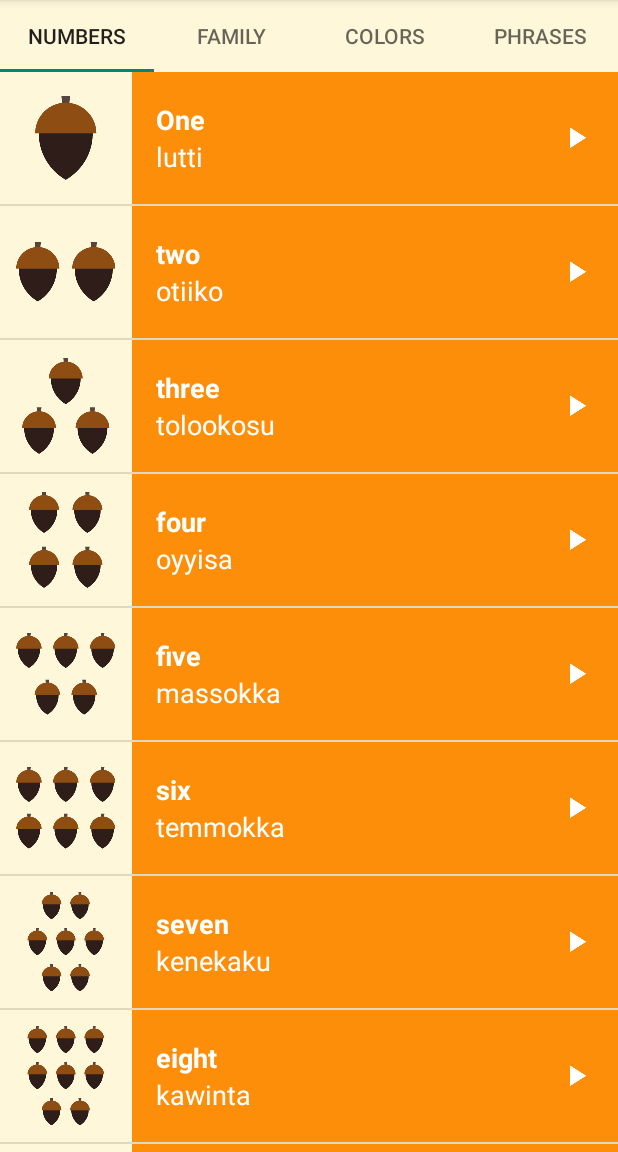
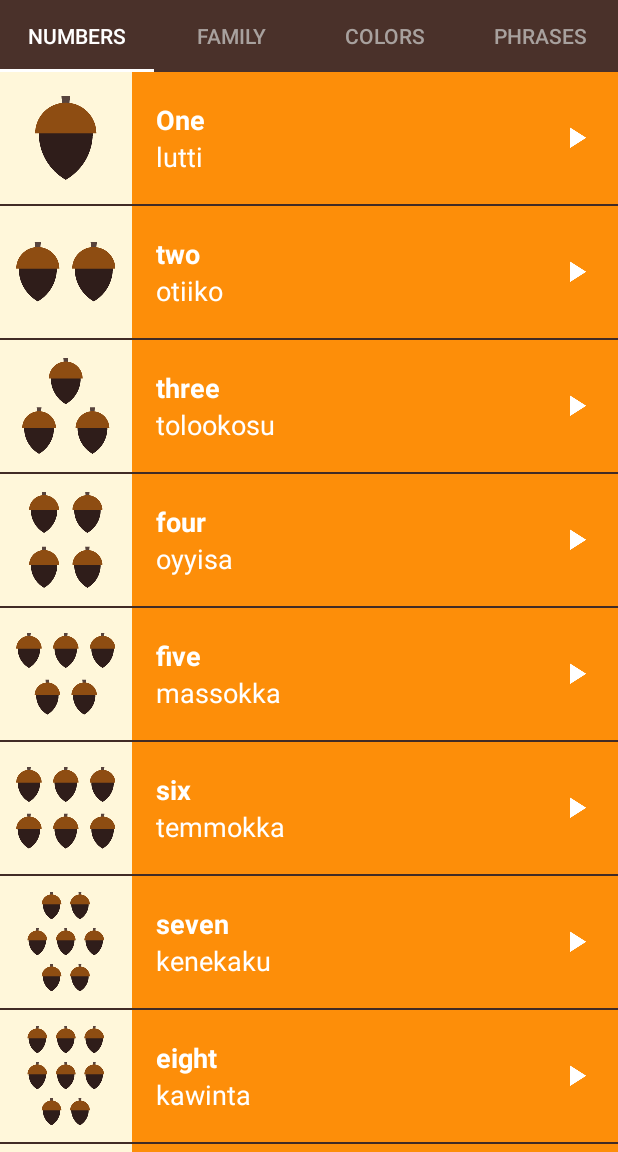
Before and after one commit to shirimaG/Miwok_App, an Android app: the screen it shows after launch (MainActivity), on a phone screen of 412 x 824 dp, the part 84-1236 px from its top. Run offline under Robolectric (Android 15) with nearby library versions, the light colour scheme and no system bars.

Commit message:
Finally we polish our App, Stay tune to make clear the phrases category

```diff
--- a/app/src/main/java/com/example/android/miwok/CategoryAdapter.java
+++ b/app/src/main/java/com/example/android/miwok/CategoryAdapter.java
@@ -16,6 +16,7 @@ public class CategoryAdapter extends FragmentPagerAdapter{
 
     public CategoryAdapter(Context context, FragmentManager fm) {
         super(fm);
+        //Actually this context used to refer the tabs
         mContext=context;
 
     }
--- a/app/src/main/res/layout/activity_main.xml
+++ b/app/src/main/res/layout/activity_main.xml
@@ -16,12 +16,13 @@
     xmlns:tools="http://schemas.android.com/tools"
     android:layout_width="match_parent"
     android:layout_height="match_parent"
-    android:background="@color/tan_background"
+    android:background="@color/primary_color"
     android:orientation="vertical"
     tools:context="com.example.android.miwok.MainActivity">
 
     <android.support.design.widget.TabLayout
         android:id="@+id/tabs"
+        style="@style/CategoryTab"
         android:layout_width="match_parent"
         android:layout_height="wrap_content" />
 
--- a/app/src/main/res/values/styles.xml
+++ b/app/src/main/res/values/styles.xml
@@ -18,16 +18,26 @@
     <style name="AppTheme" parent="Theme.AppCompat.Light.DarkActionBar">
         <item name="colorPrimary">@color/primary_color</item>
         <item name="colorPrimaryDark">@color/primary_dark_color</item>
+        <item name="actionBarStyle">@style/MiwokAppBarStyle</item>
+        <item name="android:windowContentOverlay">@null</item>
     </style>
 
-    <!-- Style for a category of vocabulary words -->
-    <style name="CategoryStyle">
-        <item name="android:layout_width">match_parent</item>
-        <item name="android:layout_height">@dimen/list_item_height</item>
-        <item name="android:gravity">center_vertical</item>
-        <item name="android:padding">16dp</item>
-        <item name="android:textColor">@android:color/white</item>
-        <item name="android:textStyle">bold</item>
-        <item name="android:textAppearance">?android:textAppearanceMedium</item>
+    <!-- App bar style -->
+    <style name="MiwokAppBarStyle" parent="Widget.AppCompat.Light.ActionBar.Solid.Inverse">
+        <!-- Remove the shadow below the app bar -->
+        <item name="elevation">0dp</item>
     </style>
+
+    <!-- Style for a tab that displays a category name -->
+    <style name="CategoryTab" parent="Widget.Design.TabLayout">
+        <item name="tabIndicatorColor">@android:color/white</item>
+        <item name="tabSelectedTextColor">@android:color/white</item>
+        <item name="tabTextAppearance">@style/CategoryTabTextAppearance</item>
+    </style>
+
+    <!-- Text appearance style for a category tab -->
+    <style name="CategoryTabTextAppearance" parent="TextAppearance.Design.Tab">
+        <item name="android:textColor">#A8A19E</item>
+    </style>
+
 </resources>
```
